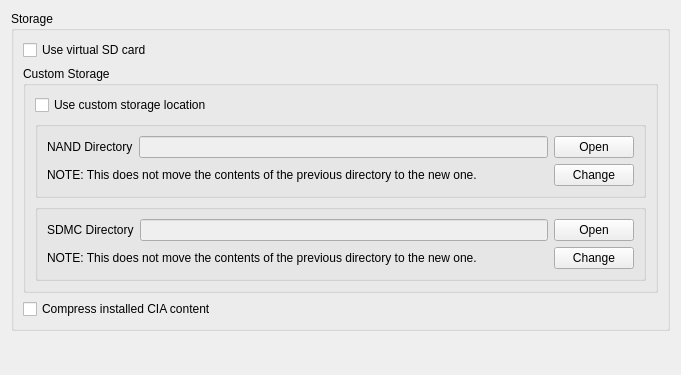
azahar-emu/azahar, file src/citra_qt/configuration/configure_storage.ui: the form before one commit.
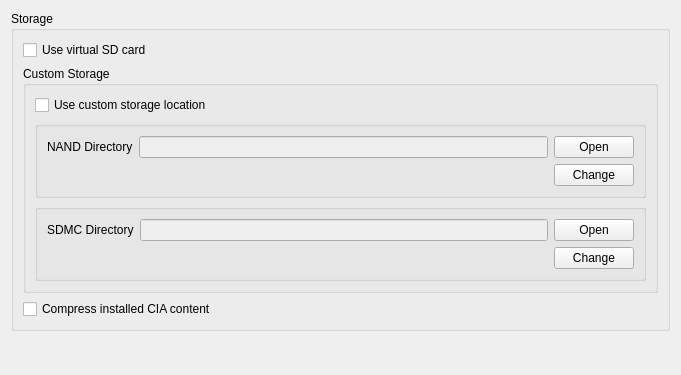
The form after the commit.

Commit message: qt: Add folder migration for NAND/SDMC on dir change

What changed in the file:
```diff
--- a/src/citra_qt/configuration/configure_storage.ui
+++ b/src/citra_qt/configuration/configure_storage.ui
@@ -79,13 +79,6 @@
               </item>
               <item>
                <layout class="QHBoxLayout" name="horizontalLayout_2">
-                <item>
-                 <widget class="QLabel" name="label_4">
-                  <property name="text">
-                   <string>NOTE: This does not move the contents of the previous directory to the new one.</string>
-                  </property>
-                 </widget>
-                </item>
                 <item>
                  <spacer name="horizontalSpacer_3">
                   <property name="orientation">
@@ -143,14 +136,7 @@
                </layout>
               </item>
               <item>
-               <layout class="QHBoxLayout" name="horizontalLayout_4">
-                <item>
-                 <widget class="QLabel" name="label_3">
-                  <property name="text">
-                   <string>NOTE: This does not move the contents of the previous directory to the new one.</string>
-                  </property>
-                 </widget>
-                </item>
+               <layout class="QHBoxLayout" name="horizontalLayout_4">>
                 <item>
                  <spacer name="horizontalSpacer_4">
                   <property name="orientation">
```
The commit also changes 2 other files.
